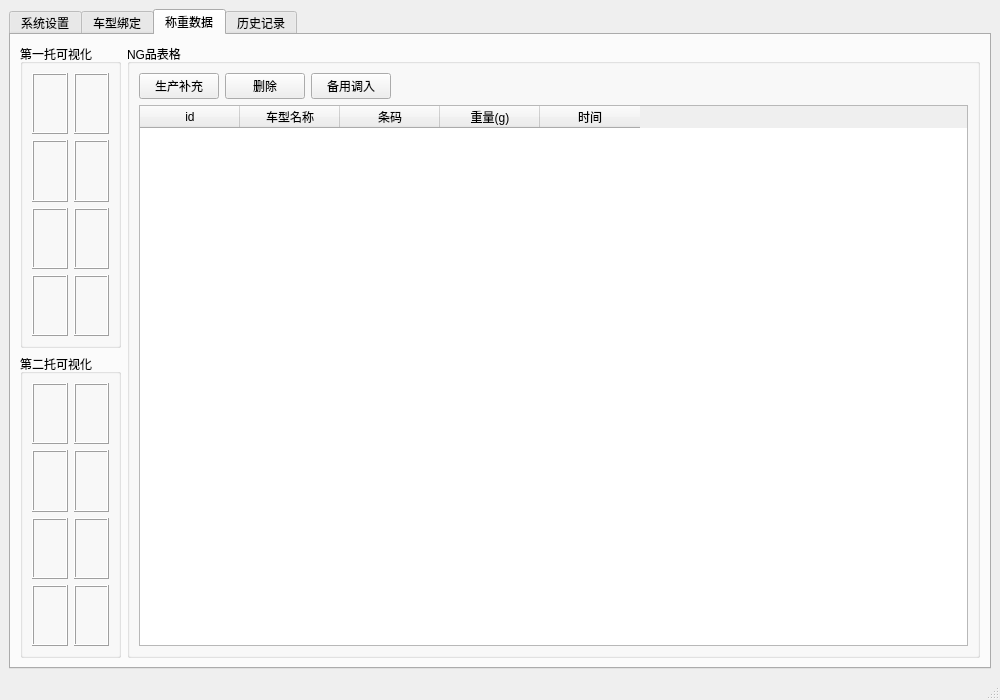
Above: mainwindow.ui from xiaoluoDD/Weight-Comparison before the change. Below: the same form after it.
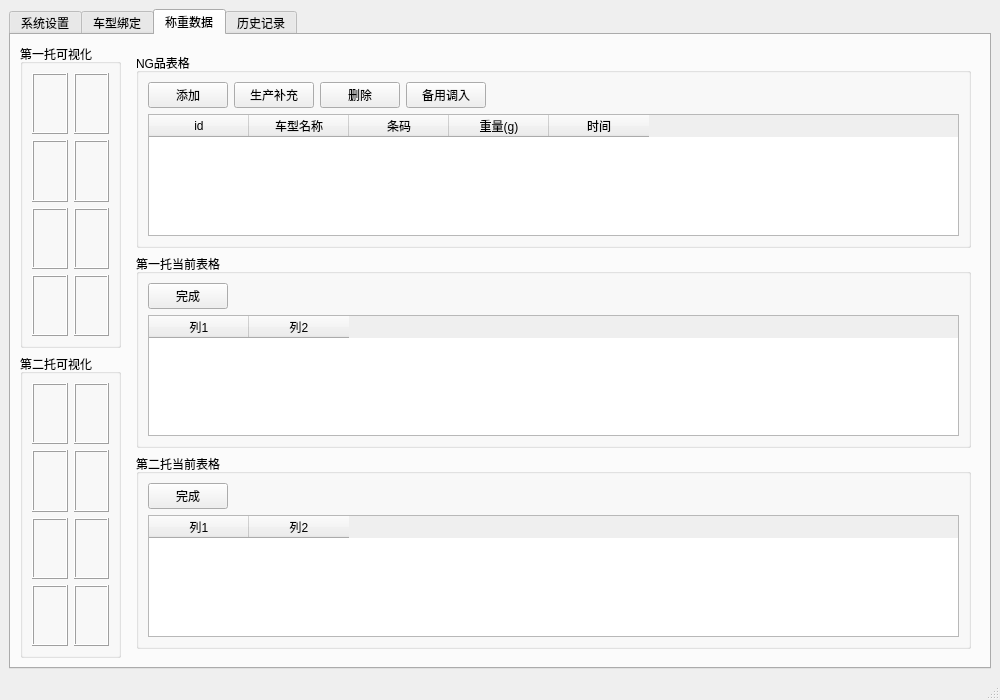
That is the form after the change. The open tabs and pages were chosen to show the change.

Commit message: 1、完成第一托逻辑，包括补充生产和发送检测ok

Patch:
```diff
--- a/mainwindow.ui
+++ b/mainwindow.ui
@@ -354,13 +354,26 @@
          </widget>
         </item>
         <item row="0" column="1" rowspan="2">
-         <widget class="QGroupBox" name="rightGroup">
-          <property name="title">
-           <string>NG品表格</string>
-          </property>
+         <widget class="QWidget" name="rightWidget">
           <layout class="QVBoxLayout" name="verticalLayout_right">
            <item>
+            <widget class="QGroupBox" name="ngGroupBox">
+             <property name="title">
+              <string>NG品表格</string>
+             </property>
+             <layout class="QVBoxLayout" name="verticalLayout_ng">
+              <item>
             <layout class="QHBoxLayout" name="horizontalLayout_ngButtons">
+                <item>
+                 <widget class="QPushButton" name="ngAddBtn">
+                  <property name="text">
+                   <string>添加</string>
+                  </property>
+                  <property name="maximumWidth">
+                   <number>70</number>
+                  </property>
+                 </widget>
+                </item>
              <item>
               <widget class="QPushButton" name="productionSupplementBtn">
                <property name="text">
@@ -439,6 +452,121 @@
              <property name="editTriggers">
               <set>QAbstractItemView::NoEditTriggers</set>
              </property>
+               </widget>
+              </item>
+             </layout>
+            </widget>
+           </item>
+           <item>
+            <widget class="QGroupBox" name="extraTable1Group">
+             <property name="title">
+              <string>第一托当前表格</string>
+             </property>
+             <layout class="QVBoxLayout" name="verticalLayout_extra1">
+              <item>
+               <layout class="QHBoxLayout" name="horizontalLayout_extra1Btn">
+                <item>
+                 <widget class="QPushButton" name="completeCurrent1Btn">
+                  <property name="text">
+                   <string>完成</string>
+                  </property>
+                  <property name="maximumWidth">
+                   <number>70</number>
+                  </property>
+                 </widget>
+                </item>
+                <item>
+                 <spacer name="horizontalSpacer_extra1">
+                  <property name="orientation">
+                   <enum>Qt::Horizontal</enum>
+                  </property>
+                  <property name="sizeHint" stdset="0">
+                   <size>
+                    <width>40</width>
+                    <height>20</height>
+                   </size>
+                  </property>
+                 </spacer>
+                </item>
+               </layout>
+              </item>
+              <item>
+               <widget class="QTableWidget" name="extraTable1">
+                <column>
+                 <property name="text">
+                  <string>列1</string>
+                 </property>
+                </column>
+                <column>
+                 <property name="text">
+                  <string>列2</string>
+                 </property>
+                </column>
+                <property name="selectionBehavior">
+                 <enum>QAbstractItemView::SelectRows</enum>
+                </property>
+                <property name="editTriggers">
+                 <set>QAbstractItemView::NoEditTriggers</set>
+                </property>
+               </widget>
+              </item>
+             </layout>
+            </widget>
+           </item>
+           <item>
+            <widget class="QGroupBox" name="extraTable2Group">
+             <property name="title">
+              <string>第二托当前表格</string>
+             </property>
+             <layout class="QVBoxLayout" name="verticalLayout_extra2">
+              <item>
+               <layout class="QHBoxLayout" name="horizontalLayout_extra2Btn">
+                <item>
+                 <widget class="QPushButton" name="completeCurrent2Btn">
+                  <property name="text">
+                   <string>完成</string>
+                  </property>
+                  <property name="maximumWidth">
+                   <number>70</number>
+                  </property>
+                 </widget>
+                </item>
+                <item>
+                 <spacer name="horizontalSpacer_extra2">
+                  <property name="orientation">
+                   <enum>Qt::Horizontal</enum>
+                  </property>
+                  <property name="sizeHint" stdset="0">
+                   <size>
+                    <width>40</width>
+                    <height>20</height>
+                   </size>
+                  </property>
+                 </spacer>
+                </item>
+               </layout>
+              </item>
+              <item>
+               <widget class="QTableWidget" name="extraTable2">
+                <column>
+                 <property name="text">
+                  <string>列1</string>
+                 </property>
+                </column>
+                <column>
+                 <property name="text">
+                  <string>列2</string>
+                 </property>
+                </column>
+                <property name="selectionBehavior">
+                 <enum>QAbstractItemView::SelectRows</enum>
+                </property>
+                <property name="editTriggers">
+                 <set>QAbstractItemView::NoEditTriggers</set>
+                </property>
+               </widget>
+              </item>
+             </layout>
             </widget>
            </item>
           </layout>
```
Left out of the diff: 95 changed lines with no effect on the pictures. Lines whose indentation alone changed are shown as unchanged. The commit also changes 9 other files.
